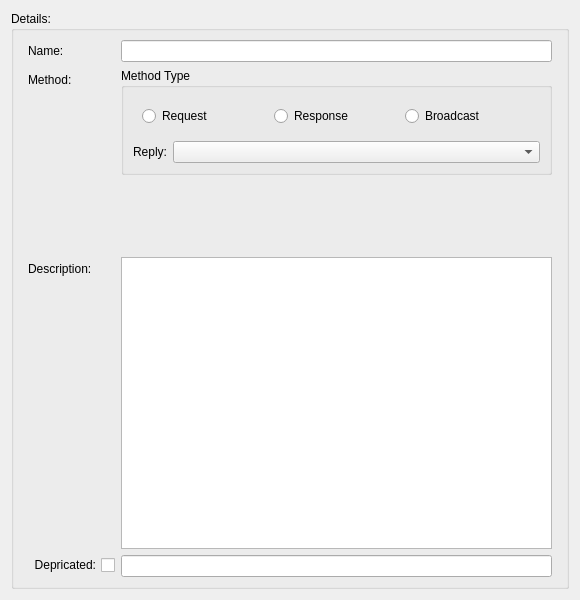
This is sources/lusan/view/si/ui/SIMethodDetails.ui in aregtech/areg-sdk-tools as Qt 5 draws it before an edit. The edited form follows.
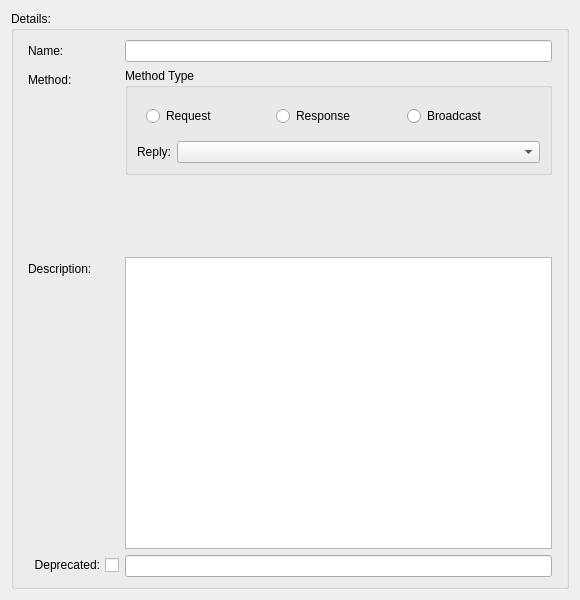
This is the edited form.

```diff
--- a/sources/lusan/view/si/ui/SIMethodDetails.ui
+++ b/sources/lusan/view/si/ui/SIMethodDetails.ui
@@ -150,7 +150,7 @@
            <enum>Qt::LayoutDirection::RightToLeft</enum>
           </property>
           <property name="text">
-           <string>Depricated:</string>
+           <string>Deprecated:</string>
           </property>
          </widget>
         </item>
```
Left out of the diff: 8 changed lines with no effect on the pictures.
